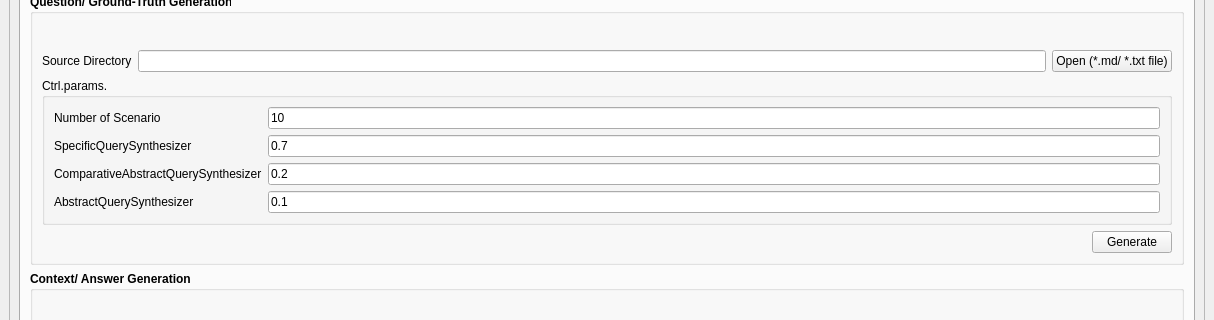
First picture: the form in chatgpt_performance_metric/source/ui_designer/main_frame.ui, repository tom-shin/perf_metric, before the edit; both pictures show x 0 to 1214 and y 181 to 501 of the 1214 by 845 pixel window.
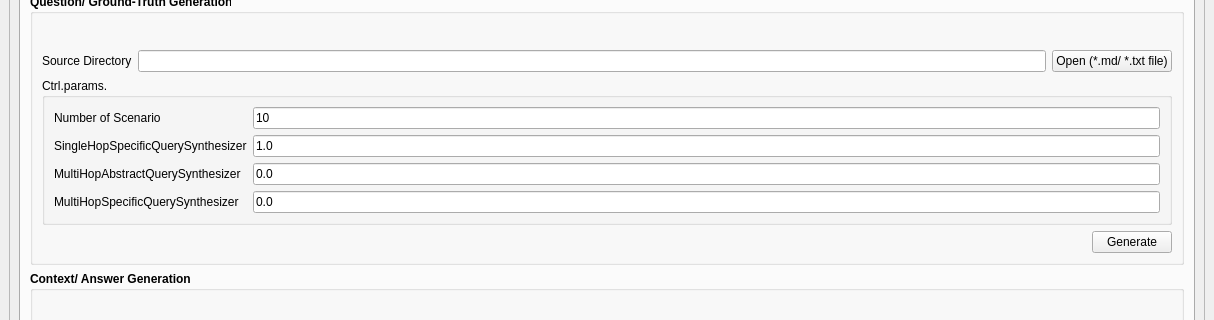
Second picture: the form after the edit.

Patch:
```diff
--- a/chatgpt_performance_metric/source/ui_designer/main_frame.ui
+++ b/chatgpt_performance_metric/source/ui_designer/main_frame.ui
@@ -334,7 +334,7 @@
                       </font>
                      </property>
                      <property name="text">
-                      <string>0.2</string>
+                      <string>0.0</string>
                      </property>
                     </widget>
                    </item>
@@ -360,7 +360,7 @@
                       </font>
                      </property>
                      <property name="text">
-                      <string>0.7</string>
+                      <string>1.0</string>
                      </property>
                     </widget>
                    </item>
@@ -373,7 +373,7 @@
                       </font>
                      </property>
                      <property name="text">
-                      <string>0.1</string>
+                      <string>0.0</string>
                      </property>
                     </widget>
                    </item>
@@ -386,7 +386,7 @@
                       </font>
                      </property>
                      <property name="text">
-                      <string>SpecificQuerySynthesizer</string>
+                      <string>SingleHopSpecificQuerySynthesizer</string>
                      </property>
                     </widget>
                    </item>
@@ -399,7 +399,7 @@
                       </font>
                      </property>
                      <property name="text">
-                      <string>ComparativeAbstractQuerySynthesizer</string>
+                      <string>MultiHopAbstractQuerySynthesizer</string>
                      </property>
                     </widget>
                    </item>
@@ -412,7 +412,7 @@
                       </font>
                      </property>
                      <property name="text">
-                      <string>AbstractQuerySynthesizer</string>
+                      <string>MultiHopSpecificQuerySynthesizer</string>
                      </property>
                     </widget>
                    </item>
```
Left out of the diff: 6 changed lines with no effect on the pictures.
